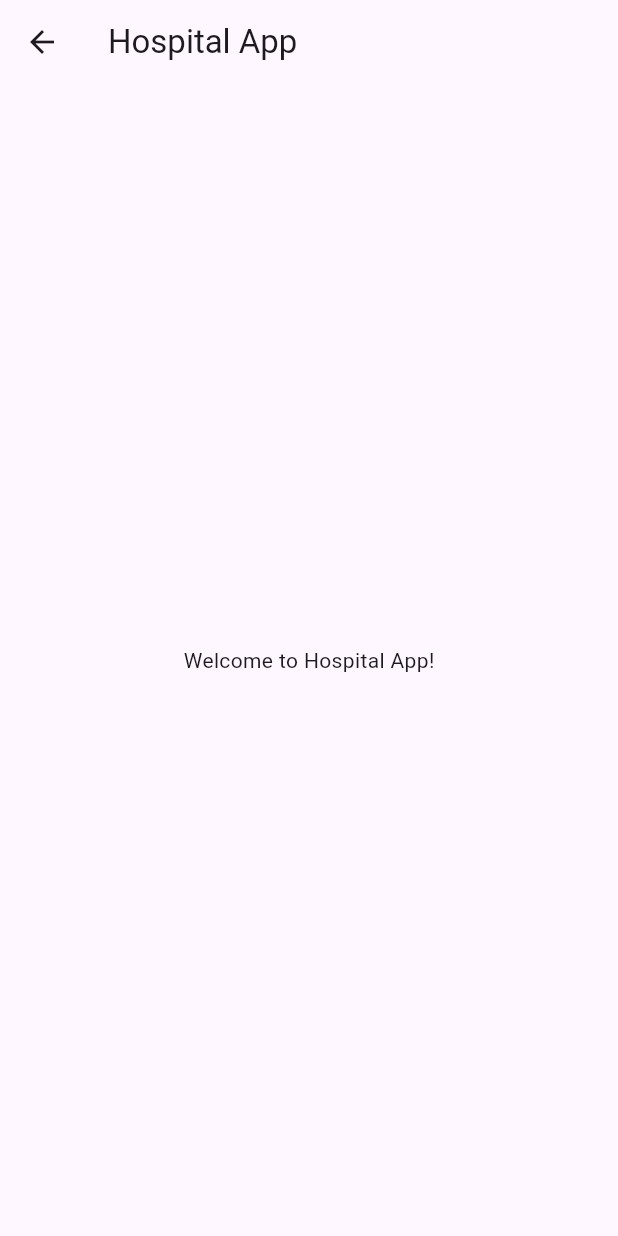
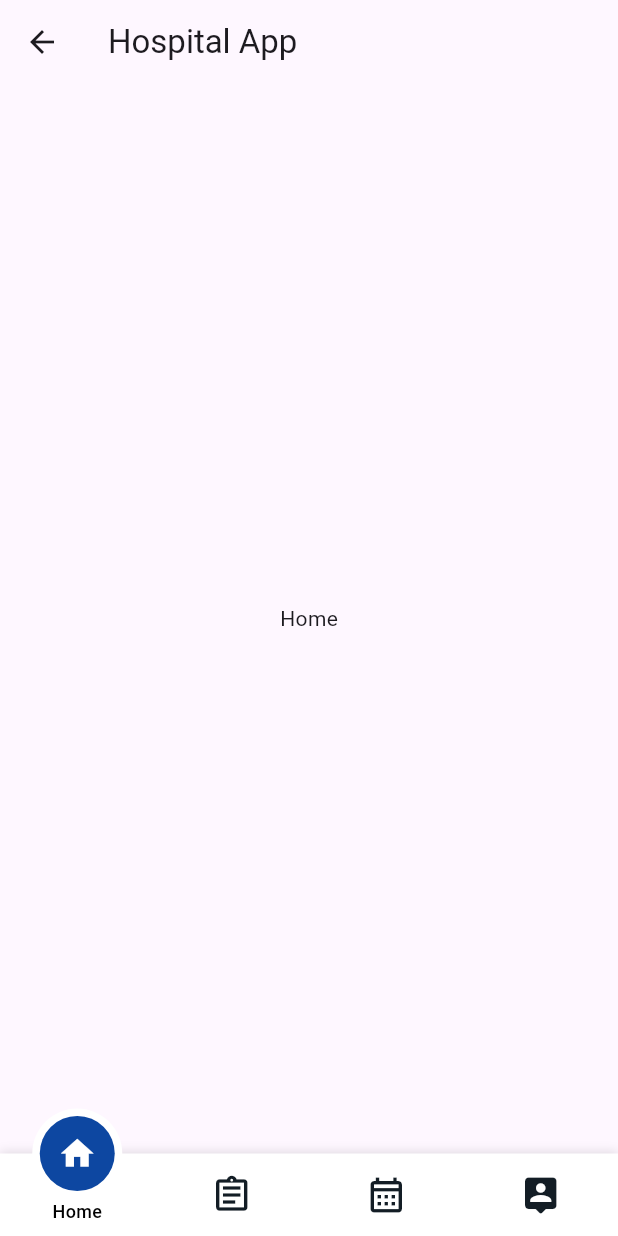
Before and after one commit to mariasoffie/hospital-fe, a Flutter app: the HomeScreen screen opened directly, on a phone screen of 412 x 824 dp. Run offline on Flutter 3.47's test engine with Material 3 defaults, Android fonts, the phone set to English and light mode, and no system bars; our stand-ins replace flutter_onboarding_slider, get, motion_tab_bar.

Commit message:
Add motion_tab_bar package and implement bottom navigation bar in HomeScreen.dart

```diff
--- a/lib/screens/HomeScreen.dart
+++ b/lib/screens/HomeScreen.dart
@@ -1,14 +1,61 @@
 import 'package:flutter/material.dart';
+import 'package:get/get.dart';
+import 'package:hospitalapps/controllers/HomeController.dart';
+import 'package:motion_tab_bar/MotionTabBar.dart';
 
 class HomeScreen extends StatelessWidget {
+  final HomeController controller = Get.put(HomeController());
+
   @override
   Widget build(BuildContext context) {
     return Scaffold(
       appBar: AppBar(
         title: Text('Hospital App'),
       ),
-      body: Center(
-        child: Text('Welcome to Hospital App!'),
+      body: TabBarView(
+        physics: NeverScrollableScrollPhysics(),
+        controller: controller.motionTabBarController,
+        children: <Widget>[
+          Center(
+            child: Text("Dashboard"),
+          ),
+          Center(
+            child: Text("Home"),
+          ),
+          Center(
+            child: Text("Profile"),
+          ),
+          Center(
+            child: Text("Settings"),
+          ),
+        ],
+      ),
+      bottomNavigationBar: MotionTabBar(
+        controller: controller.motionTabBarController,
+        initialSelectedTab: "Home",
+        labels: ["Home", "History", "MY APPOINTMENT", "PROFILE"],
+        icons: [
+          Icons.home,
+          Icons.assignment_outlined,
+          Icons.calendar_month_outlined,
+          Icons.person_pin_rounded
+        ],
+        tabSize: 50,
+        tabBarHeight: 55,
+        textStyle: TextStyle(
+          fontSize: 12,
+          color: Colors.black,
+          fontWeight: FontWeight.w500,
+        ),
+        tabIconColor: const Color.fromARGB(255, 19, 29, 37),
+        tabIconSize: 28.0,
+        tabIconSelectedSize: 26.0,
+        tabSelectedColor: Colors.blue[900],
+        tabIconSelectedColor: Colors.white,
+        tabBarColor: Colors.white,
+        onTabItemSelected: (int value) {
+          controller.changeTabIndex(value);
+        },
       ),
     );
   }
--- a/pubspec.yaml
+++ b/pubspec.yaml
@@ -36,6 +36,8 @@ dependencies:
   cupertino_icons: ^1.0.2
   flutter_onboarding_slider: ^1.0.11
   google_fonts: ^6.1.0
+  get: ^4.6.6
+  motion_tab_bar: ^2.0.4
 
 dev_dependencies:
   flutter_test:
```
Also changed, not shown: lib/controllers/HomeController.dart (added, +29 -0 lines), pubspec.lock.
